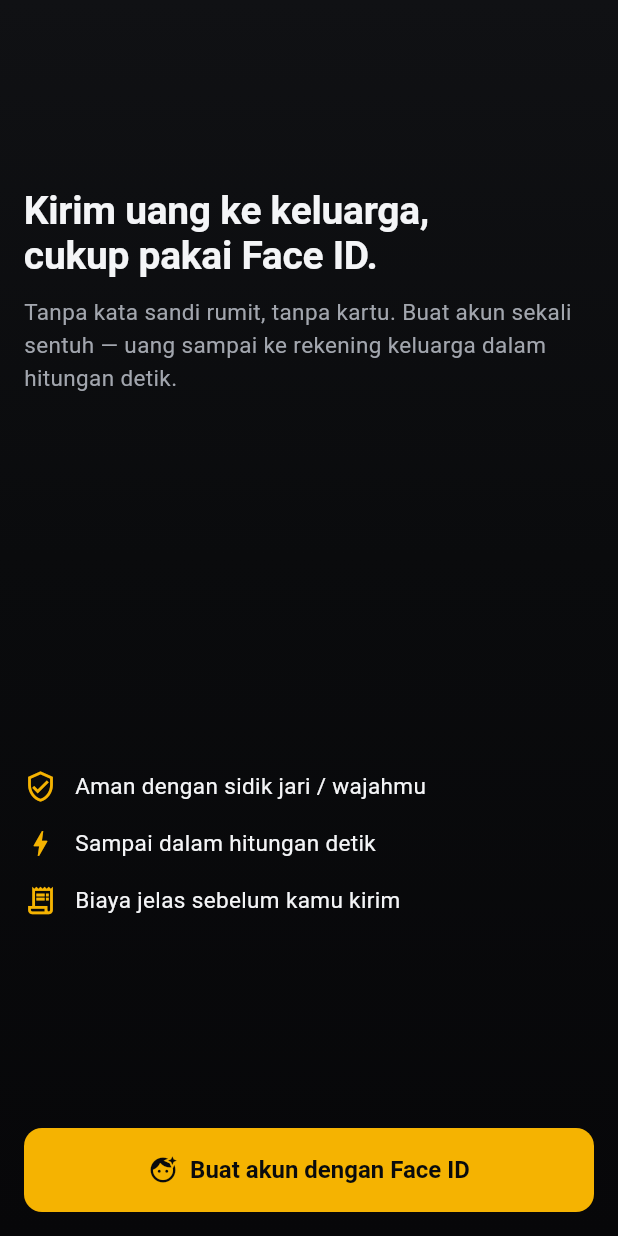
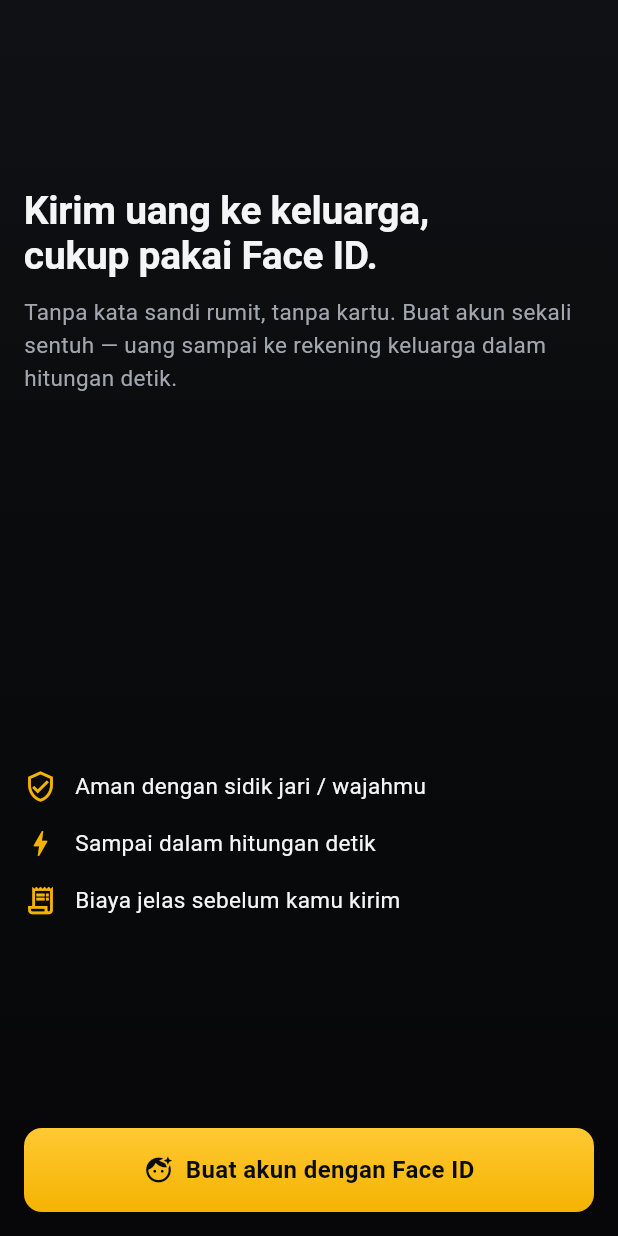
Before and after one commit to Rizelbit/MenantuIdaman-StellarAPACHackathon, a Flutter app: the screen it shows after launch, on a phone screen of 412 x 824 dp. Run offline on Flutter 3.47's test engine with Material 3 defaults, Android fonts, the phone set to English and light mode, and no system bars; our stand-ins replace dio, flutter_riverpod, go_router; missing offline and left inert: passkeys.

Commit message:
feat(ui): widget kit

```diff
--- a/frontend/lib/widgets/buttons.dart
+++ b/frontend/lib/widgets/buttons.dart
@@ -1,9 +1,11 @@
 import 'package:flutter/material.dart';
 import '../app/theme.dart';
 
-/// Tombol aksi utama. Label = tindakan yang terjadi ("Kirim sekarang"),
-/// bukan "Submit". Dukung state loading agar tidak double-tap.
-class PrimaryButton extends StatelessWidget {
+/// Tombol aksi utama (design system §6.1). Satu per layar.
+/// Pill kuning, teks near-black, gradient halus primaryHi → primary, tekan =
+/// primaryPressed + scale 0.98. Label = tindakan yang terjadi ("Kirim sekarang"),
+/// bukan "Submit". Loading = spinner near-black, tap dinonaktifkan.
+class PrimaryButton extends StatefulWidget {
   final String label;
   final VoidCallback? onPressed;
   final bool loading;
@@ -18,34 +20,78 @@ class PrimaryButton extends StatelessWidget {
   });
 
   @override
+  State<PrimaryButton> createState() => _PrimaryButtonState();
+}
+
+class _PrimaryButtonState extends State<PrimaryButton> {
+  bool _pressed = false;
+
+  @override
   Widget build(BuildContext context) {
-    return ElevatedButton(
-      onPressed: loading ? null : onPressed,
-      child: loading
+    final enabled = widget.onPressed != null && !widget.loading;
+    final fg = enabled ? AppColors.onPrimary : AppColors.textTertiary;
+
+    final Widget content = widget.loading
         ? const SizedBox(
             height: 22,
             width: 22,
             child: CircularProgressIndicator(
               strokeWidth: 2.4,
-                valueColor:
-                    AlwaysStoppedAnimation(AppColors.textOnPrimary),
+              valueColor: AlwaysStoppedAnimation(AppColors.onPrimary),
             ),
           )
         : Row(
             mainAxisAlignment: MainAxisAlignment.center,
             children: [
-                if (icon != null) ...[
-                  Icon(icon, size: 20),
+              if (widget.icon != null) ...[
+                Icon(widget.icon, size: AppIconSize.md, color: fg),
                 const SizedBox(width: AppSpacing.sm),
               ],
-                Text(label),
+              Text(widget.label, style: AppText.button.copyWith(color: fg)),
             ],
+          );
+
+    return Semantics(
+      button: true,
+      enabled: enabled,
+      label: widget.label,
+      child: GestureDetector(
+        onTapDown: enabled ? (_) => setState(() => _pressed = true) : null,
+        onTapUp: enabled ? (_) => setState(() => _pressed = false) : null,
+        onTapCancel: enabled ? () => setState(() => _pressed = false) : null,
+        onTap: enabled ? widget.onPressed : null,
+        child: AnimatedScale(
+          scale: _pressed ? 0.98 : 1.0,
+          duration: const Duration(milliseconds: 120),
+          curve: Curves.easeOut,
+          child: Container(
+            height: 56,
+            width: double.infinity,
+            alignment: Alignment.center,
+            decoration: BoxDecoration(
+              borderRadius: AppRadii.button,
+              // Depth tetap datar: gradient halus, bukan bayangan.
+              gradient: enabled && !_pressed
+                  ? const LinearGradient(
+                      begin: Alignment.topCenter,
+                      end: Alignment.bottomCenter,
+                      colors: [AppColors.primaryHi, AppColors.primary],
+                    )
+                  : null,
+              color: !enabled
+                  ? AppColors.surfaceAlt
+                  : (_pressed ? AppColors.primaryPressed : null),
+            ),
+            child: content,
+          ),
+        ),
       ),
     );
   }
 }
 
-/// Tombol sekunder tanpa fill — untuk aksi "Kembali", "Nanti saja".
+/// Tombol sekunder (design system §6.2): transparan, garis hairlineStrong, teks
+/// terang. Untuk "Batal", "Nanti saja" — tidak pernah bersaing dengan CTA kuning.
 class GhostButton extends StatelessWidget {
   final String label;
   final VoidCallback? onPressed;
@@ -53,9 +99,6 @@ class GhostButton extends StatelessWidget {
 
   @override
   Widget build(BuildContext context) {
-    return SizedBox(
-      height: 52,
-      child: TextButton(onPressed: onPressed, child: Text(label)),
-    );
+    return OutlinedButton(onPressed: onPressed, child: Text(label));
   }
 }
```
Also changed, not shown: frontend/lib/widgets/money_widgets.dart (+37 -32 lines), frontend/lib/widgets/states.dart (+76 -0 lines), frontend/lib/widgets/transaction_tile.dart (+14 -5 lines). Lines whose indentation alone changed are shown as unchanged.
